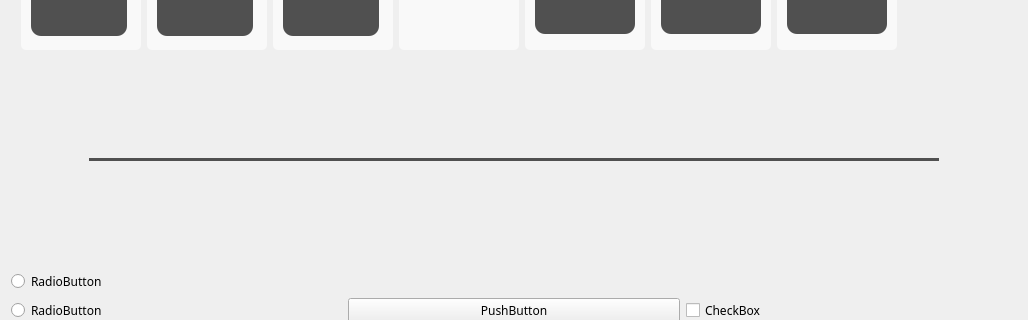
okh8609/CG_Project3_RollerCoaster, file Roller Coaster/AppMain.ui: the form before one commit; both pictures show x 0 to 1028 and y 259 to 579 of the 1028 by 769 pixel window.
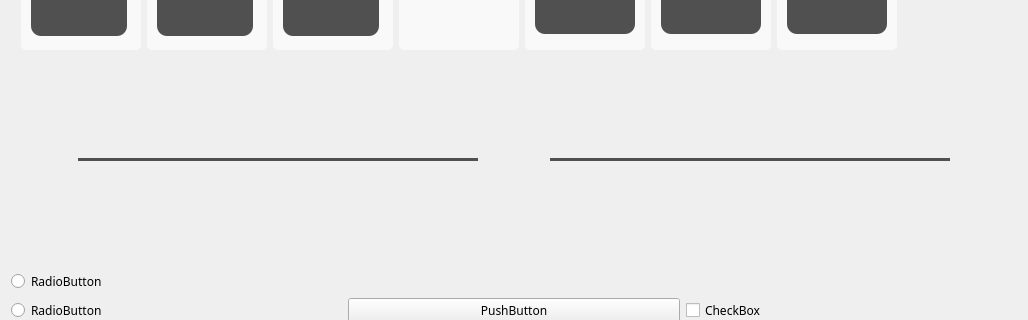
The form after the commit. Icons and pictures are not drawn.

What changed in the file:
```diff
--- a/Roller Coaster/AppMain.ui
+++ b/Roller Coaster/AppMain.ui
@@ -999,7 +999,7 @@
        <widget class="QSlider" name="sSpeed">
         <property name="minimumSize">
          <size>
-          <width>850</width>
+          <width>400</width>
           <height>0</height>
          </size>
         </property>
@@ -1026,6 +1026,56 @@
         </property>
        </widget>
       </item>
+      <item>
+       <spacer name="horizontalSpacer_5">
+        <property name="orientation">
+         <enum>Qt::Horizontal</enum>
+        </property>
+        <property name="sizeHint" stdset="0">
+         <size>
+          <width>40</width>
+          <height>20</height>
+         </size>
+        </property>
+       </spacer>
+      </item>
+      <item>
+       <widget class="QSlider" name="sCardinalTens">
+        <property name="minimumSize">
+         <size>
+          <width>400</width>
+          <height>0</height>
+         </size>
+        </property>
+        <property name="styleSheet">
+         <string notr="true">QSlider::groove:horizontal {
+	background-color: #505050;
+    height: 3px; 
+    margin: 2px 0;
+ }
+ QSlider::handle:horizontal {
+	image: url(:/AppMain/slider_handle.png);
+	width: 15px;
+	margin: -5px 0;
+ }</string>
+        </property>
+        <property name="minimum">
+         <number>1</number>
+        </property>
+        <property name="maximum">
+         <number>100</number>
+        </property>
+        <property name="singleStep">
+         <number>1</number>
+        </property>
+        <property name="value">
+         <number>50</number>
+        </property>
+        <property name="orientation">
+         <enum>Qt::Horizontal</enum>
+        </property>
+       </widget>
+      </item>
       <item>
        <spacer name="horizontalSpacer_3">
         <property name="orientation">
```
